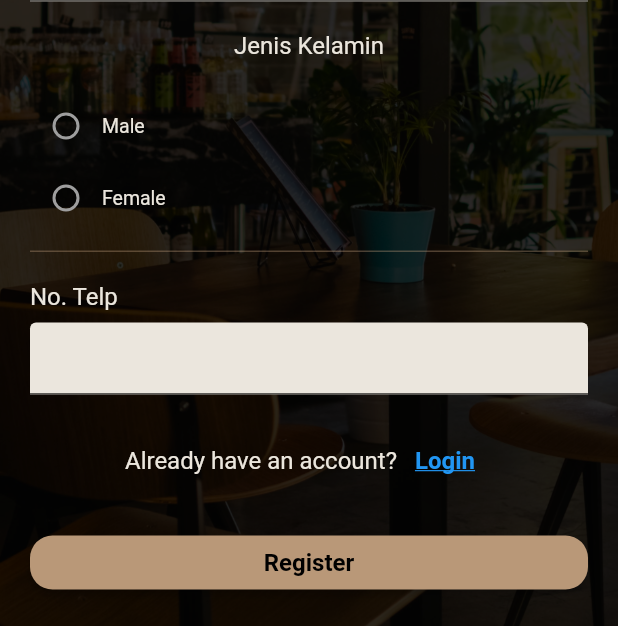
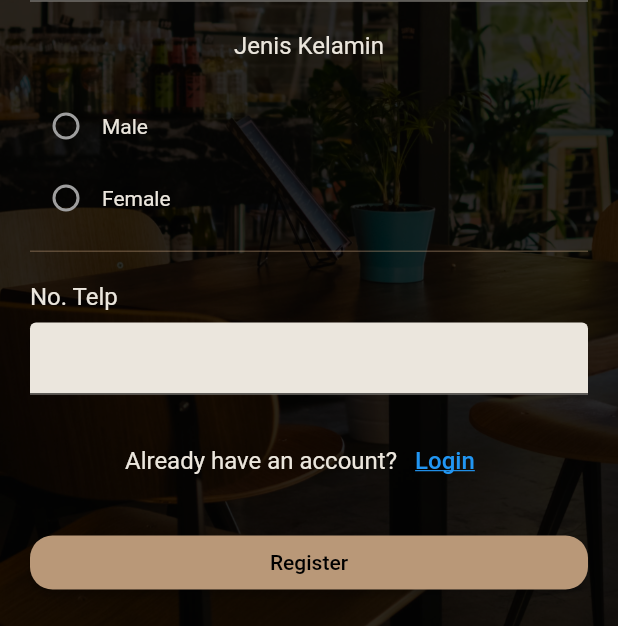
Before and after one commit to DavinTristanIeson/Semester4-AGILE-cheetah-ifc, a Flutter app: the screen it shows after launch, after a tap on "Daftar", on a phone screen of 412 x 824 dp. Shown: the part 588-1214 px from the top of the screen. Run offline on Flutter 3.47's test engine with Material 2 defaults, Android fonts, the phone set to English and light mode, and no system bars; drawn by our look-alikes of flutter_form_builder; our stand-ins replace cookie_jar, dio, dio_cookie_manager, flutter_svg, infinite_scroll_pagination; network calls fail; Roboto replaces fonts that are missing (Josefin Sans).

Commit message:
fix: refactor styles to styles.dart

```diff
--- a/mobile/lib/components/display/interaction.dart
+++ b/mobile/lib/components/display/interaction.dart
@@ -1,5 +1,7 @@
 import 'package:cheetah_mobile/helpers/constants.dart';
 import 'package:flutter/material.dart';
+
+import '../../helpers/styles.dart';
 
 class OverInkwell extends StatelessWidget {
   final Widget child;
@@ -49,7 +51,7 @@ class DialogHeader extends StatelessWidget {
           MainAxisAlignment.end,
         children: [
           if (title != null)
-            Text(title!, style: Theme.of(context).textTheme.displayMedium),
+            Text(title!, style: TEXT_ITEM_TITLE),
           IconButton(
             icon: const Icon(Icons.close),
             onPressed: () => Navigator.of(context).pop(),
--- a/mobile/lib/helpers/constants.dart
+++ b/mobile/lib/helpers/constants.dart
@@ -18,6 +18,7 @@ const String NO_DATA = "Kami tidak dapat menemukan data apapun";
 const Color COLOR_PRIMARY = Color(0xFFB99878);
 const Color COLOR_PRIMARY_DARK = Color.fromARGB(255, 133, 105, 78);
 const Color COLOR_SECONDARY = Color(0xFFEBE6DD);
+const Color COLOR_SECONDARY_DARK = Color.fromARGB(255, 210, 198, 176);
 const Color COLOR_TERTIARY = Colors.grey;
 const Color COLOR_DARK = Color(0xFF523112);
 const Color COLOR_BRIGHT = Color(0xFFFFFBF4);
--- a/mobile/lib/main.dart
+++ b/mobile/lib/main.dart
@@ -40,39 +40,6 @@ class CheetahApp extends StatelessWidget {
             textTheme: ButtonTextTheme.primary,
           ),
           splashColor: COLOR_BRIGHT,
-            textTheme: const TextTheme(
-              bodySmall: TextStyle(
-                fontSize: FS_SMALL,
-              ),
-              bodyMedium: TextStyle(
-                fontSize: FS_DEFAULT,
-              ),
-              bodyLarge: TextStyle(
-                fontSize: FS_EMPHASIS,
-              ),
-              // Karena TextField pakai titleMedium
-              titleMedium:  TextStyle(
-                fontSize: FS_DEFAULT,
-              ),
-              displayMedium:  TextStyle(
-                color: Colors.black,
-                fontSize: FS_EMPHASIS,
-                fontWeight: FontWeight.bold,
-              ),
-              labelSmall: TextStyle(
-                fontSize: FS_SMALL,
-                color: COLOR_PRIMARY
-              ),
-              labelMedium: TextStyle(
-                fontSize: FS_DEFAULT,
-                color: COLOR_PRIMARY
-              ),
-              labelLarge: TextStyle(
-                fontSize: FS_EMPHASIS,
-                fontWeight: FontWeight.bold,
-                color: COLOR_PRIMARY
-              ),
-            ),
           appBarTheme: const AppBarTheme(
             backgroundColor: COLOR_DARK,
             titleTextStyle: TextStyle(
--- a/mobile/pubspec.yaml
+++ b/mobile/pubspec.yaml
@@ -83,6 +83,8 @@ flutter:
     - family: JosefinSans
       fonts:
         - asset: assets/fonts/JosefinSans-Regular.ttf
+          weight: 300
+        - asset: assets/fonts/JosefinSans-Regular.ttf
         - asset: assets/fonts/JosefinSans-SemiBold.ttf
           weight: 600
         - asset: assets/fonts/JosefinSans-Bold.ttf
```
Also changed, not shown: mobile/lib/components/display/menu.dart (+7 -7 lines), mobile/lib/helpers/styles.dart (+41 -0 lines), mobile/lib/views/order/dialog.dart (+8 -6 lines), mobile/lib/views/order/ongoing_orders.dart (+9 -6 lines), mobile/lib/views/order/scaffold.dart (+8 -3 lines), mobile/assets/fonts/JosefinSans-Light.ttf (added), 1 other file. Lines whose indentation alone changed are shown as unchanged.
